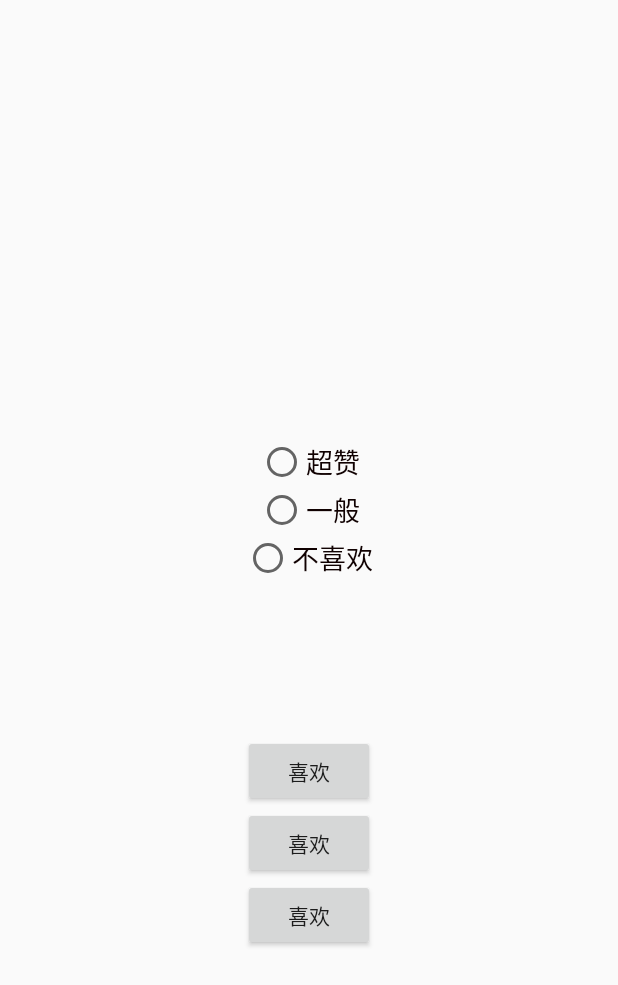
After one commit to fjtkchenhuan/HotFilm, an Android app: the layout activity_collect.xml on its own in the app's theme, with its tools: preview values and no code run, on a phone screen of 412 x 824 dp. The commit adds this screen. Shown: the top 985 px of the screen. Run offline under Robolectric (Android 15) with nearby library versions, the phone set to English and light mode, and no system bars.

Commit message:
添加数据库，用于保存不同喜爱程度的电影

```diff
--- a/app/src/main/java/app/com/example/android/hotfilm/net/HotFilmAsyncTask.java
+++ b/app/src/main/java/app/com/example/android/hotfilm/net/HotFilmAsyncTask.java
@@ -24,6 +24,7 @@ import app.com.example.android.hotfilm.bean.FilmIfo;
 public class HotFilmAsyncTask extends AsyncTask<Void,Void,List<FilmIfo.ResultsBean>> {
     private Context context;
     private FilmAdapter adapter;
+    private String kind;
 
     public HotFilmAsyncTask(Context context, FilmAdapter adapter) {
         this.context = context;
@@ -42,7 +43,8 @@ public class HotFilmAsyncTask extends AsyncTask<Void,Void,List<FilmIfo.ResultsBe
         final String API_KEY = "api_key";
 
         SharedPreferences sharedPrefs = PreferenceManager.getDefaultSharedPreferences(context);
-        String kind = sharedPrefs.getString(context.getString(R.string.pref_kind_key),context.getString(R.string.pref_popular_value));
+        kind = sharedPrefs.getString(context.getString(R.string.pref_kind_key),context.getString(R.string.pref_popular_value));
+
         Log.d("HotFilmAsyncTask", kind);
         if ("top_rated".equals(kind)) {
             FILM_BASEURL = "http://api.themoviedb.org/3/movie/top_rated";
@@ -52,6 +54,7 @@ public class HotFilmAsyncTask extends AsyncTask<Void,Void,List<FilmIfo.ResultsBe
                 .appendQueryParameter(FILM_LANGUAGE,language)
                 .appendQueryParameter(API_KEY,api_key)
                 .build();
+
 
         String jsonString = HttpUtils.getJsonString(buildUri.toString());
         Gson gson = new Gson();
--- /dev/null
+++ b/app/src/main/res/layout/activity_collect.xml
@@ -0,0 +1,62 @@
+<?xml version="1.0" encoding="utf-8"?>
+<LinearLayout android:id="@+id/activity_collect"
+    xmlns:android="http://schemas.android.com/apk/res/android"
+    xmlns:tools="http://schemas.android.com/tools"
+    android:layout_width="match_parent"
+    android:layout_height="match_parent"
+    android:orientation="vertical"
+    tools:context="app.com.example.android.hotfilm.activity.CollectActivity"
+    android:gravity="center">
+
+    <RadioGroup
+        android:id="@+id/radio_group"
+        android:layout_width="200dp"
+        android:layout_height="300dp"
+        android:orientation="vertical"
+        android:gravity="center">
+
+        <RadioButton
+            android:id="@+id/very_like"
+            android:layout_width="wrap_content"
+            android:layout_height="wrap_content"
+            android:text="超赞"
+            android:textSize="18sp"
+            android:textColor="#100101"/>
+        <RadioButton
+            android:id="@+id/normal"
+            android:layout_width="wrap_content"
+            android:layout_height="wrap_content"
+            android:text="一般"
+            android:textSize="18sp"
+            android:textColor="#100101"/>
+        <RadioButton
+            android:id="@+id/not_like"
+            android:layout_width="wrap_content"
+            android:layout_height="wrap_content"
+            android:text="不喜欢"
+            android:textSize="18sp"
+            android:textColor="#100101"/>
+
+    </RadioGroup>
+
+    <Button
+        android:id="@+id/btn_like"
+        android:layout_width="wrap_content"
+        android:layout_height="wrap_content"
+        android:text="喜欢"
+        />
+    <Button
+        android:id="@+id/btn_normal"
+        android:layout_width="wrap_content"
+        android:layout_height="wrap_content"
+        android:text="喜欢"
+        />
+    <Button
+        android:id="@+id/btn_not_like"
+        android:layout_width="wrap_content"
+        android:layout_height="wrap_content"
+        android:text="喜欢"
+        />
+
+
+</LinearLayout>
--- a/app/src/main/res/values/strings.xml
+++ b/app/src/main/res/values/strings.xml
@@ -18,4 +18,5 @@
     <string name="film_vote_count">vote_count: </string>
     <string name="film_vote_average">vote_average: </string>
     <string name="film_overview">overview: </string>
+    <string name="film_collect">电影收藏</string>
 </resources>
--- a/app/src/main/res/values/styles.xml
+++ b/app/src/main/res/values/styles.xml
@@ -36,4 +36,23 @@
         <item name="android:textSize">15sp</item>
     </style>
 
+    <style name="dialog" parent="@android:style/Theme.Dialog">
+        <!-- 去黑边 -->
+        <item name="android:windowFrame">@null</item>
+        <!-- 设置是否可滑动 -->
+        <item name="android:windowIsFloating">true</item>
+        <!-- 设置是否透明 -->
+        <item name="android:windowIsTranslucent">true</item>
+        <!-- 无标题 -->
+        <item name="android:windowNoTitle">true</item>
+        <!-- 背景 -->
+        <item name="android:background">#6077dece</item>
+        <!-- 窗口背景 -->
+        <item name="android:windowBackground">@android:color/transparent</item>
+        <!-- 是否变暗 -->
+        <item name="android:backgroundDimEnabled">false</item>
+        <!-- 点击空白部分activity不消失 -->
+        <item name="android:windowCloseOnTouchOutside">false</item>
+    </style>
+
 </resources>
```
Also changed, not shown: app/src/main/AndroidManifest.xml (+5 -2 lines), app/src/main/java/app/com/example/android/hotfilm/activity/CollectActivity.java (added, +96 -0 lines), app/src/main/java/app/com/example/android/hotfilm/adapter/FilmAdapter.java (+20 -1 lines), app/src/main/java/app/com/example/android/hotfilm/dao/FilmDbHelper.java (added, +39 -0 lines), app/src/main/java/app/com/example/android/hotfilm/dao/FilmRecord.java (added, +51 -0 lines), app/src/main/java/app/com/example/android/hotfilm/dao/FilmRepository.java (added, +92 -0 lines), app/src/main/java/app/com/example/android/hotfilm/dao/FilmsPersistenceContract.java (added, +11 -0 lines), app/src/main/java/app/com/example/android/hotfilm/fragment/MainFragment.java (+6 -3 lines).
